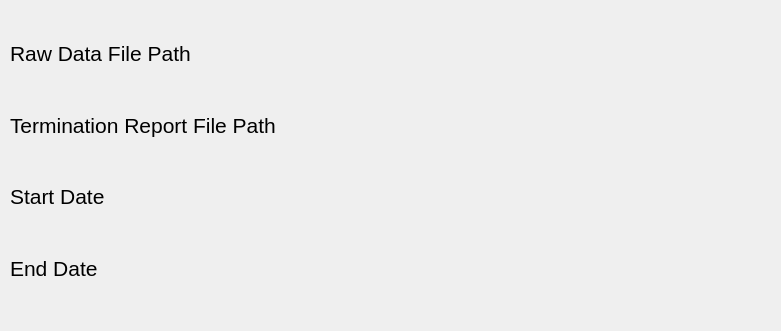
Before: the Qt Designer form gui/generate_report_widget.ui in JRNalakava/FRED_PyQT5, drawn with Qt 5.
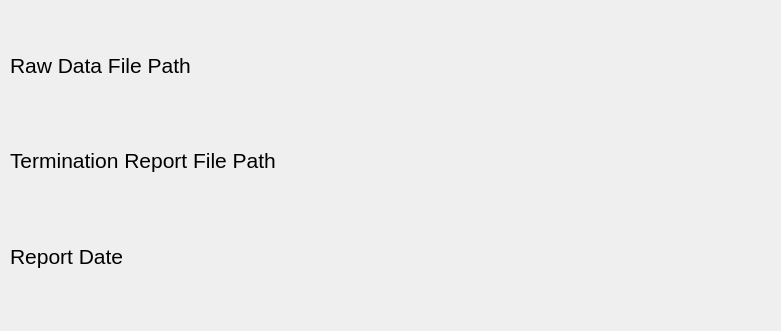
After: the same form once the commit is applied.

The edit to the form file:
```diff
--- a/gui/generate_report_widget.ui
+++ b/gui/generate_report_widget.ui
@@ -69,33 +69,7 @@
        </font>
       </property>
       <property name="text">
-       <string>Start Date</string>
-      </property>
-     </widget>
-    </item>
-    <item row="4" column="0">
-     <widget class="QLabel" name="title_end_date">
-      <property name="font">
-       <font>
-        <pointsize>16</pointsize>
-       </font>
-      </property>
-      <property name="text">
-       <string>End Date</string>
-      </property>
-     </widget>
-    </item>
-    <item row="4" column="1">
-     <widget class="QLabel" name="label_end_date">
-      <property name="text">
-       <string/>
-      </property>
-     </widget>
-    </item>
-    <item row="3" column="1">
-     <widget class="QLabel" name="label_start_date">
-      <property name="text">
-       <string/>
+       <string>Report Date</string>
       </property>
      </widget>
     </item>
```
Left out of the diff: 23 changed lines with no effect on the pictures.
